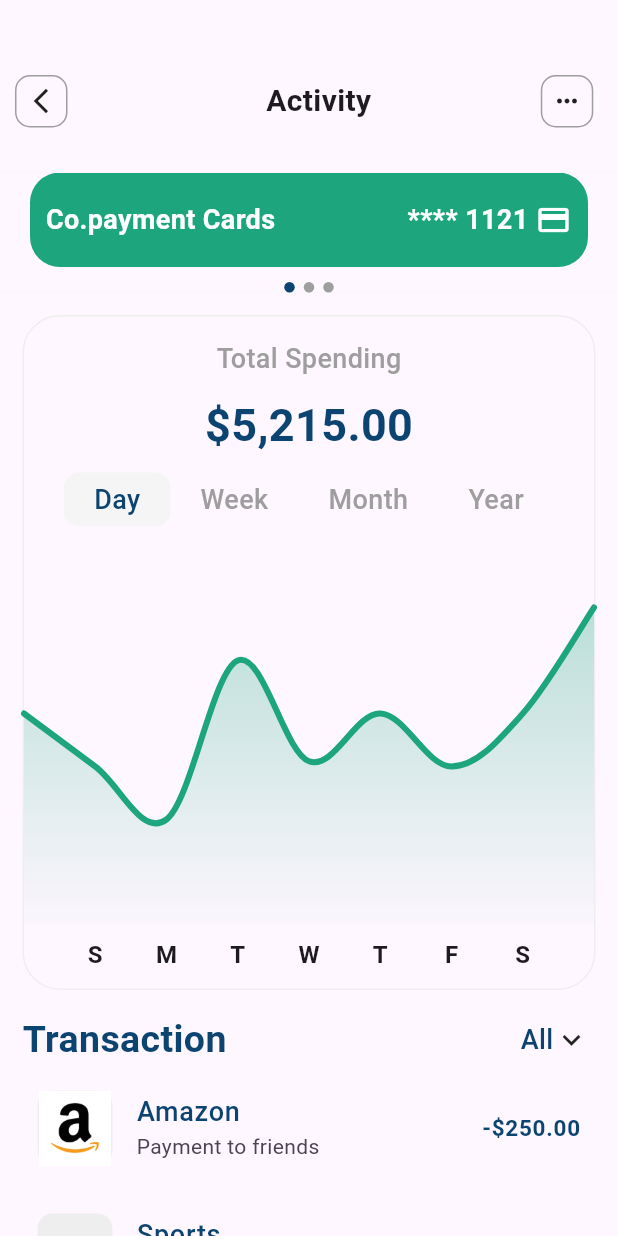
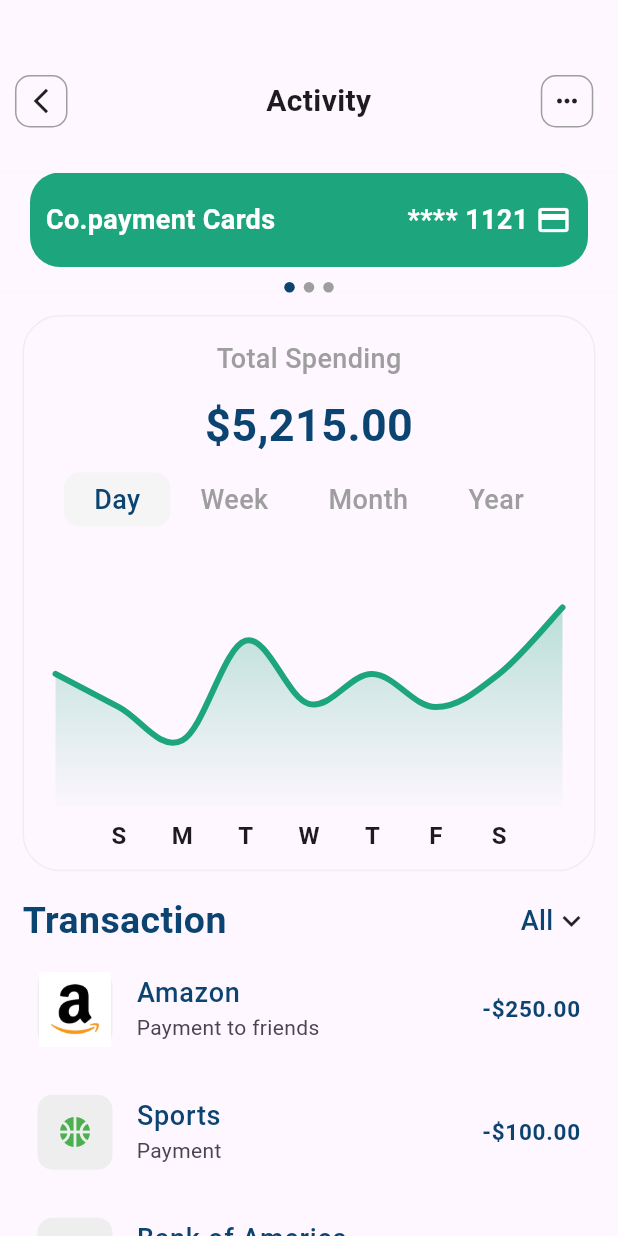
Before and after one commit to shivaAg04/co-payment-niyo, a Flutter app: the ActivityScreen screen opened directly, on a phone screen of 412 x 824 dp. Run offline on Flutter 3.47's test engine with Material 3 defaults, Android fonts, the light colour scheme and no system bars; drawn by our look-alikes of fl_chart; our stand-ins replace awesome_bottom_bar, country_picker.

Commit message:
fix minor issue

```diff
--- a/lib/main.dart
+++ b/lib/main.dart
@@ -1,3 +1,4 @@
+import 'package:co_payment_niyo/screen/activity_screen.dart';
 import 'package:flutter/material.dart';
 import 'package:flutter/services.dart';
 
--- a/lib/screen/activity_screen.dart
+++ b/lib/screen/activity_screen.dart
@@ -19,6 +19,7 @@ class _ActivityScreenState extends State<ActivityScreen> {
   int _currentIndex = 0;
   @override
   Widget build(BuildContext context) {
+    double height = MediaQuery.of(context).size.height;
     return Scaffold(
       body: Column(
         crossAxisAlignment: CrossAxisAlignment.start,
@@ -106,7 +107,7 @@ class _ActivityScreenState extends State<ActivityScreen> {
                       border: Border.all(
                           color: Colors.grey.shade200), // Add border color
                     ),
-                    height: 450,
+                    height: height * .45,
 
                     child: Column(
                       children: [
@@ -247,7 +248,7 @@ class _ActivityScreenState extends State<ActivityScreen> {
                 ],
               ),
             ),
-          )
+          ),
         ],
       ),
     );
```
